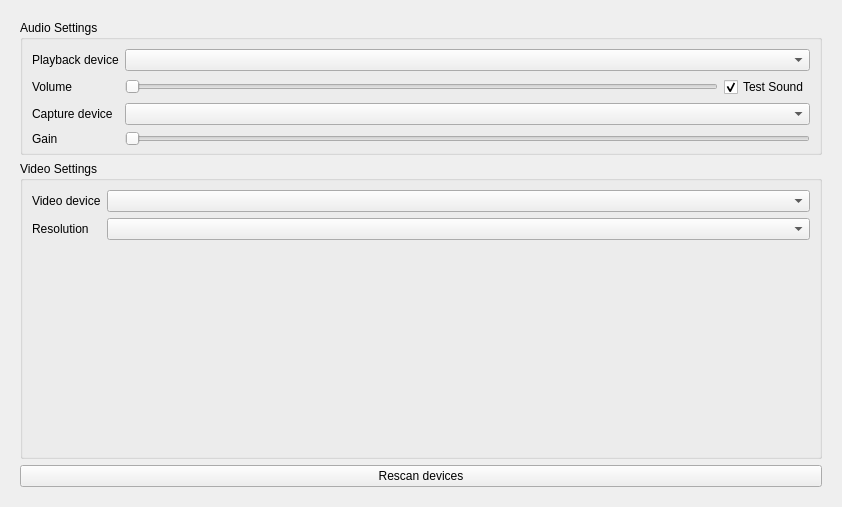
Old version of the form src/widget/form/settings/avform.ui in the repository qTox/qTox.
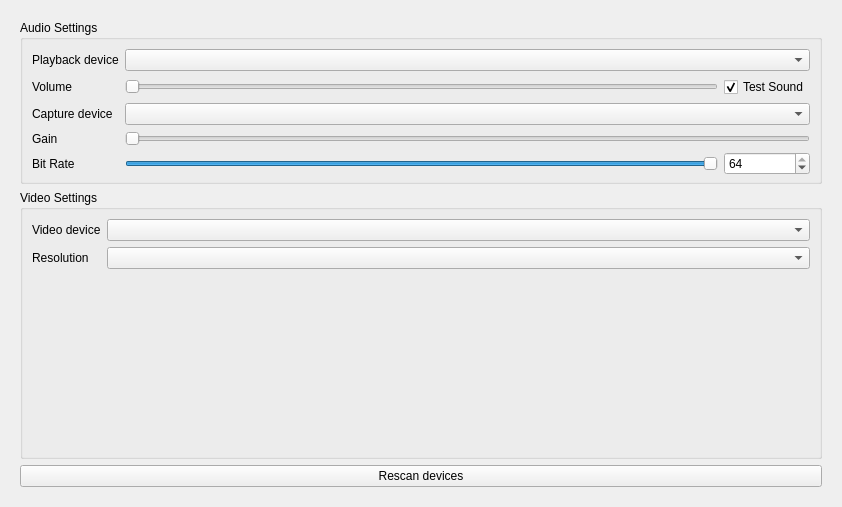
New version of the form. Custom widgets are drawn as their Qt base class.

Commit message: feat: add bitrate slider

Patch:
```diff
--- a/src/widget/form/settings/avform.ui
+++ b/src/widget/form/settings/avform.ui
@@ -44,13 +44,10 @@
           <property name="bottomMargin">
            <number>6</number>
           </property>
-          <item row="0" column="1" colspan="2">
-           <widget class="QComboBox" name="outDevCombobox"/>
-          </item>
-          <item row="3" column="1" colspan="2">
-           <widget class="QSlider" name="microphoneSlider">
-            <property name="orientation">
-             <enum>Qt::Horizontal</enum>
+          <item row="0" column="0">
+           <widget class="QLabel" name="outDevLabel">
+            <property name="text">
+             <string>Playback device</string>
             </property>
            </widget>
           </item>
@@ -61,17 +58,20 @@
             </property>
            </widget>
           </item>
-          <item row="2" column="1" colspan="2">
+          <item row="3" column="2" colspan="2">
+           <widget class="QSlider" name="microphoneSlider">
+            <property name="orientation">
+             <enum>Qt::Horizontal</enum>
+            </property>
+           </widget>
+          </item>
+          <item row="0" column="2" colspan="2">
+           <widget class="QComboBox" name="outDevCombobox"/>
+          </item>
+          <item row="2" column="2" colspan="2">
            <widget class="QComboBox" name="inDevCombobox"/>
           </item>
-          <item row="0" column="0">
-           <widget class="QLabel" name="outDevLabel">
-            <property name="text">
-             <string>Playback device</string>
-            </property>
-           </widget>
-          </item>
-          <item row="1" column="1">
+          <item row="1" column="2">
            <widget class="QSlider" name="playbackSlider">
             <property name="toolTip">
              <string>Use slider to set volume of your speakers.</string>
@@ -98,7 +98,7 @@
             </property>
            </widget>
           </item>
-          <item row="1" column="2">
+          <item row="1" column="3">
            <widget class="QCheckBox" name="cbEnableTestSound">
             <property name="text">
              <string>Test Sound</string>
@@ -108,6 +108,48 @@
             </property>
            </widget>
           </item>
+          <item row="4" column="0">
+           <widget class="QLabel" name="label">
+            <property name="text">
+             <string>Bit Rate</string>
+            </property>
+           </widget>
+          </item>
+          <item row="4" column="2">
+           <widget class="QSlider" name="bitRateSlider">
+            <property name="autoFillBackground">
+             <bool>false</bool>
+            </property>
+            <property name="inputMethodHints">
+             <set>Qt::ImhDigitsOnly|Qt::ImhPreferNumbers</set>
+            </property>
+            <property name="minimum">
+             <number>6</number>
+            </property>
+            <property name="maximum">
+             <number>64</number>
+            </property>
+            <property name="value">
+             <number>64</number>
+            </property>
+            <property name="orientation">
+             <enum>Qt::Horizontal</enum>
+            </property>
+           </widget>
+          </item>
+          <item row="4" column="3">
+           <widget class="QSpinBox" name="bitRateSpinBox">
+            <property name="minimum">
+             <number>6</number>
+            </property>
+            <property name="maximum">
+             <number>64</number>
+            </property>
+            <property name="value">
+             <number>64</number>
+            </property>
+           </widget>
+          </item>
          </layout>
         </widget>
        </item>
```
The commit also changes 9 other files.
